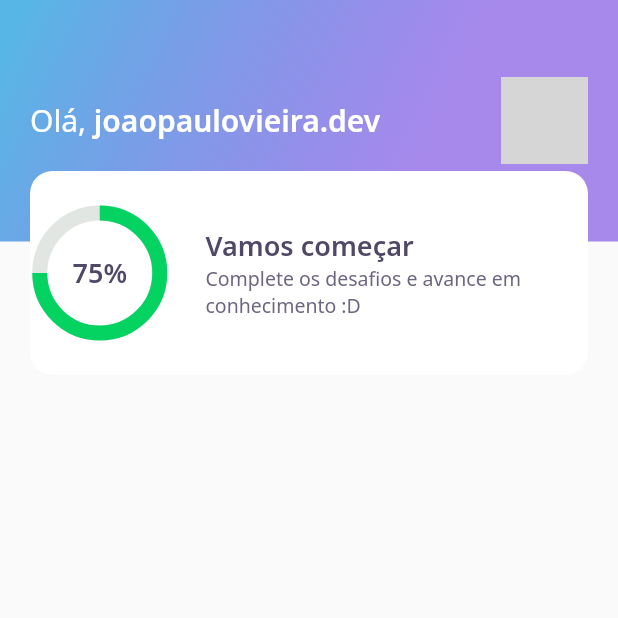
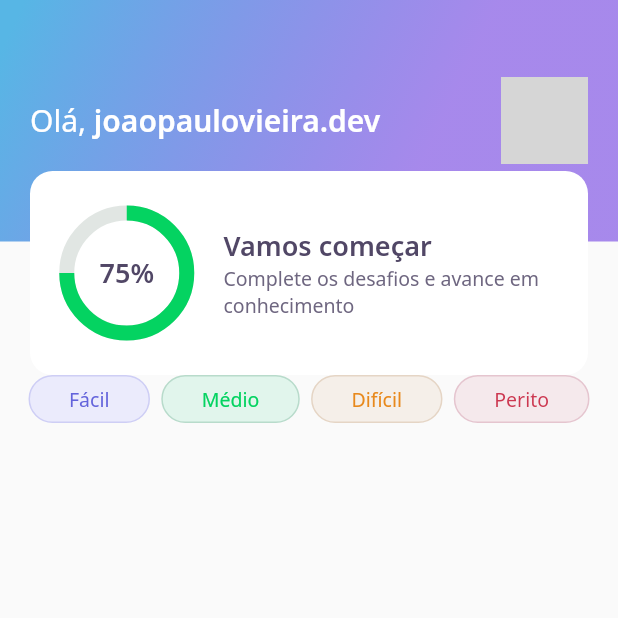
Before and after one commit to joaopaulovieira-dev/dev_quiz_flutter_jpvp, a Flutter app: the screen it shows after launch, on a phone screen of 412 x 824 dp, the top half of it. Run offline on Flutter 3.47's test engine with Material 2 defaults, Android fonts, the phone set to English and light mode, and no system bars; our stand-ins replace google_fonts; network calls fail; grey boxes are pictures that could not be loaded.

Commit message:
Adicionado LevelButton

```diff
--- a/lib/home/home_page.dart
+++ b/lib/home/home_page.dart
@@ -1,4 +1,5 @@
 import 'package:dev_quiz_flutter_jpvp/home/widgets/appbar/app_bar_widget.dart';
+import 'package:dev_quiz_flutter_jpvp/home/widgets/level_button/level_button_widget.dart';
 import 'package:flutter/material.dart';
 
 class HomePage extends StatefulWidget {
@@ -13,6 +14,26 @@
   Widget build(BuildContext context) {
     return Scaffold(
       appBar: AppBarWidget(),
+      body: Padding(
+        padding: const EdgeInsets.symmetric(horizontal: 19),
+        child: Row(
+          mainAxisAlignment: MainAxisAlignment.spaceBetween,
+          children: [
+            LevelButtonWidget(
+              label: 'Fácil',
+            ),
+            LevelButtonWidget(
+              label: 'Médio',
+            ),
+            LevelButtonWidget(
+              label: 'Difícil',
+            ),
+            LevelButtonWidget(
+              label: 'Perito',
+            )
+          ],
+        ),
+      ),
     );
   }
 }
--- /dev/null
+++ b/lib/home/widgets/level_button/level_button_widget.dart
@@ -0,0 +1,59 @@
+import 'package:dev_quiz_flutter_jpvp/core/core.dart';
+import 'package:flutter/material.dart';
+import 'package:google_fonts/google_fonts.dart';
+
+class LevelButtonWidget extends StatelessWidget {
+  final String label;
+  LevelButtonWidget({Key? key, required this.label})
+      : assert(['Fácil', 'Médio', 'Difícil', 'Perito'].contains(label)),
+        super(key: key);
+
+  final config = {
+    'Fácil': {
+      'color': AppColors.levelButtonFacil,
+      'borderColor': AppColors.levelButtonBorderFacil,
+      'fontColor': AppColors.levelButtonTextFacil,
+    },
+    'Médio': {
+      'color': AppColors.levelButtonMedio,
+      'borderColor': AppColors.levelButtonBorderMedio,
+      'fontColor': AppColors.levelButtonTextMedio,
+    },
+    'Difícil': {
+      'color': AppColors.levelButtonDificil,
+      'borderColor': AppColors.levelButtonBorderDificil,
+      'fontColor': AppColors.levelButtonTextDificil,
+    },
+    'Perito': {
+      'color': AppColors.levelButtonPerito,
+      'borderColor': AppColors.levelButtonBorderPerito,
+      'fontColor': AppColors.levelButtonTextPerito,
+    }
+  };
+
+  Color get color => config[label]!['color']!;
+  Color get borderColor => config[label]!['borderColor']!;
+  Color get fontColor => config[label]!['fontColor']!;
+
+  @override
+  Widget build(BuildContext context) {
+    return Container(
+      decoration: BoxDecoration(
+        color: color,
+        border: Border.fromBorderSide(
+          BorderSide(color: borderColor),
+        ),
+        borderRadius: BorderRadius.circular(
+          28,
+        ),
+      ),
+      child: Padding(
+        padding: const EdgeInsets.symmetric(horizontal: 26, vertical: 6),
+        child: Text(
+          label,
+          style: GoogleFonts.notoSans(color: fontColor, fontSize: 13),
+        ),
+      ),
+    );
+  }
+}
--- a/lib/home/widgets/score_card/score_card_widget.dart
+++ b/lib/home/widgets/score_card/score_card_widget.dart
@@ -14,6 +14,8 @@
         decoration: BoxDecoration(
             color: AppColors.white, borderRadius: BorderRadius.circular(15)),
         height: 136,
+        child: Padding(
+          padding: const EdgeInsets.symmetric(horizontal: 24),
           child: Row(
             crossAxisAlignment: CrossAxisAlignment.center,
             children: [
@@ -34,7 +36,7 @@
                         style: AppTextStyles.heading,
                       ),
                       Text(
-                      'Complete os desafios e avance em conhecimento :D',
+                        'Complete os desafios e avance em conhecimento',
                         style: AppTextStyles.body,
                       ),
                     ],
@@ -44,6 +46,7 @@
             ],
           ),
         ),
+      ),
     );
   }
 }
```
Lines whose indentation alone changed are shown as unchanged.
